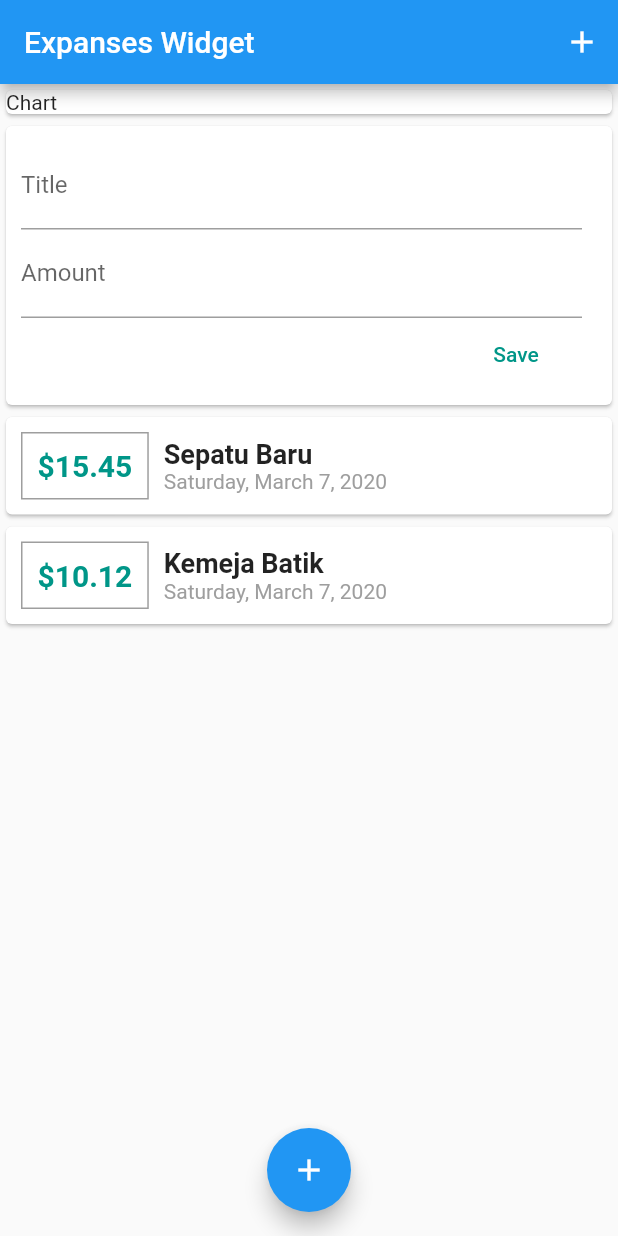
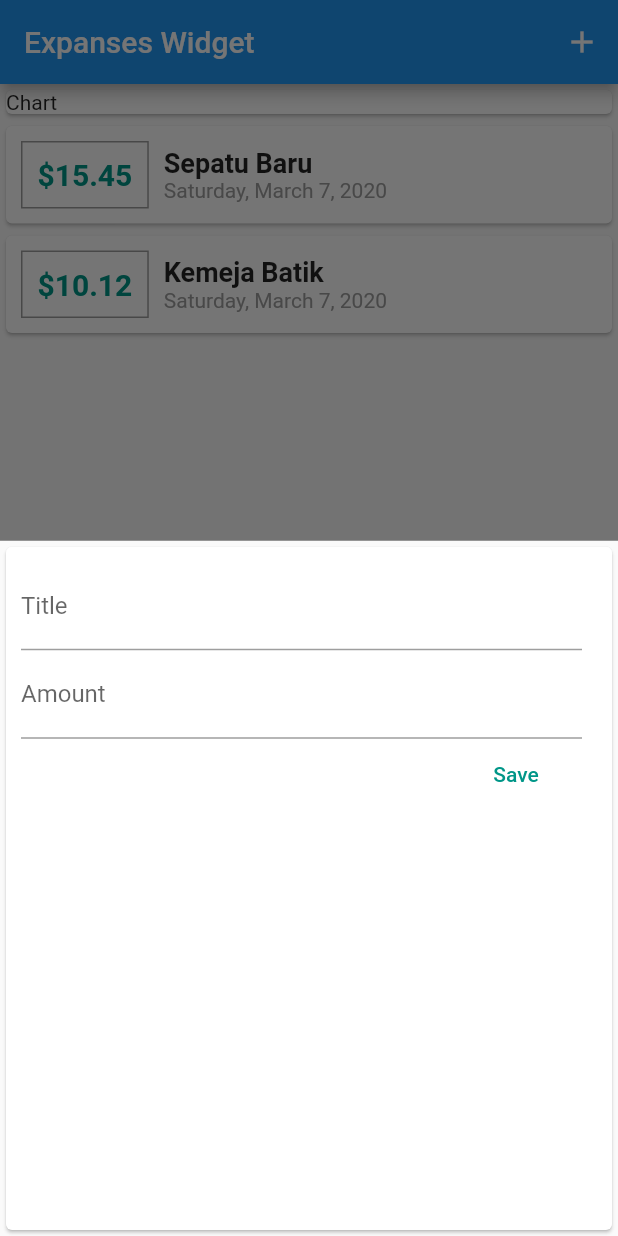
Before and after one commit to lemanfoetra/flutter-expanse, a Flutter app: the screen it shows after launch, after a tap on the "add" icon, on a phone screen of 412 x 824 dp. Run offline on Flutter 3.47's test engine with Material 2 defaults, Android fonts, the phone set to English and light mode, and no system bars.

```diff
--- a/lib/main.dart
+++ b/lib/main.dart
@@ -1,4 +1,7 @@
-import './widgets/transaction.dart';
+import './widgets/transaction_list.dart';
+
+import './models/transaction_model.dart';
+import './widgets/add_transaction.dart';
 import 'package:flutter/material.dart';
 
 void main() => runApp(MyApp());
@@ -17,7 +20,46 @@ class MyApp extends StatelessWidget {
   }
 }
 
-class Home extends StatelessWidget {
+class Home extends StatefulWidget {
+  @override
+  _HomeState createState() => _HomeState();
+}
+
+class _HomeState extends State<Home> {
+  final List<TransactionModel> transactions = [
+    TransactionModel(
+        id: 't1', title: 'Sepatu Baru', amount: 15.45, date: DateTime.now()),
+    TransactionModel(
+        id: 't2', title: 'Kemeja Batik', amount: 10.12, date: DateTime.now()),
+  ];
+
+  void _addTransaction(String titleAdd, double amountAdd) {
+    final addTrx = TransactionModel(
+        id: DateTime.now().toString(),
+        title: titleAdd,
+        amount: amountAdd,
+        date: DateTime.now());
+
+    setState(() {
+      transactions.add(addTrx);
+    });
+  }
+
+  void modalAddTransaction(BuildContext ctx) {
+    showModalBottomSheet(
+      context: ctx,
+      builder: (_) {
+        return GestureDetector(
+          child: AddTransaction(
+            addFunction: _addTransaction,
+          ),
+          onTap: (){},
+          behavior: HitTestBehavior.opaque,
+        );
+      },
+    );
+  }
+
   @override
   Widget build(BuildContext context) {
     return Scaffold(
@@ -26,7 +68,9 @@ class Home extends StatelessWidget {
         actions: <Widget>[
           IconButton(
             icon: Icon(Icons.add),
-            onPressed: () {},
+            onPressed: () {
+              modalAddTransaction(context);
+            },
           ),
         ],
       ),
@@ -40,7 +84,7 @@ class Home extends StatelessWidget {
                 child: Text('Chart'),
               ),
             ),
-            Transaction(),
+            TransactionList(transactions: transactions),
           ],
         ),
       ),
--- a/lib/widgets/transaction.dart
+++ /dev/null
@@ -1,44 +0,0 @@
-import '../models/transaction_model.dart';
-import './add_transaction.dart';
-import './transaction_list.dart';
-import 'package:flutter/material.dart';
-
-class Transaction extends StatefulWidget {
-  @override
-  _TransactionState createState() => _TransactionState();
-}
-
-class _TransactionState extends State<Transaction> {
-  final List<TransactionModel> transactions = [
-    TransactionModel(
-        id: 't1', title: 'Sepatu Baru', amount: 15.45, date: DateTime.now()),
-    TransactionModel(
-        id: 't2', title: 'Kemeja Batik', amount: 10.12, date: DateTime.now()),
-  ];
-
-  void addTransaction(String titleAdd, double amountAdd) {
-    final addTrx = TransactionModel(
-        id: DateTime.now().toString(),
-        title: titleAdd,
-        amount: amountAdd,
-        date: DateTime.now());
-
-    setState(() {
-      transactions.add(addTrx);
-    });
-  }
-
-  @override
-  Widget build(BuildContext context) {
-    return Column(
-      children: <Widget>[
-        AddTransaction(
-          addFunction: addTransaction
-        ),
-        TransactionList(
-          transactions: transactions,
-        ),
-      ],
-    );
-  }
-}
```
